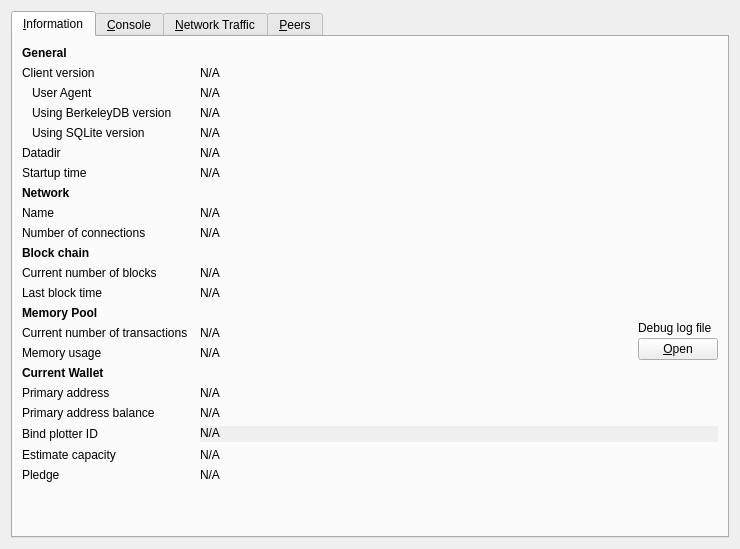
goomario/btchd, file src/qt/forms/debugwindow.ui: the form before one commit.
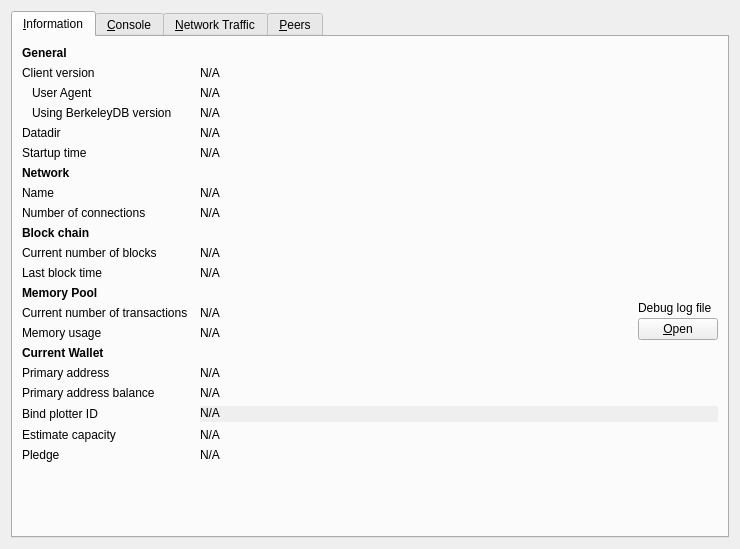
The form after the commit. Icons and pictures are not drawn. Custom widgets are drawn as their Qt base class.

Commit message: 1. remove sqlite dependency; 2. rewrite address statistics

Diff of the .ui file:
```diff
--- a/src/qt/forms/debugwindow.ui
+++ b/src/qt/forms/debugwindow.ui
@@ -116,39 +116,13 @@
         </widget>
        </item>
        <item row="4" column="0">
-        <widget class="QLabel" name="label_sqliteDBVersion">
-         <property name="text">
-          <string>Using SQLite version</string>
-         </property>
-         <property name="indent">
-          <number>10</number>
-         </property>
-        </widget>
-       </item>
-       <item row="4" column="1" colspan="2">
-        <widget class="QLabel" name="sqliteDBVersion">
-         <property name="cursor">
-          <cursorShape>IBeamCursor</cursorShape>
-         </property>
-         <property name="text">
-          <string>N/A</string>
-         </property>
-         <property name="textFormat">
-          <enum>Qt::PlainText</enum>
-         </property>
-         <property name="textInteractionFlags">
-          <set>Qt::LinksAccessibleByMouse|Qt::TextSelectableByKeyboard|Qt::TextSelectableByMouse</set>
-         </property>
-        </widget>
-       </item>
-       <item row="5" column="0">
         <widget class="QLabel" name="label_12">
          <property name="text">
           <string>Datadir</string>
          </property>
         </widget>
        </item>
-       <item row="5" column="1" colspan="2">
+       <item row="4" column="1" colspan="2">
         <widget class="QLabel" name="dataDir">
          <property name="cursor">
           <cursorShape>IBeamCursor</cursorShape>
@@ -167,14 +141,14 @@
          </property>
         </widget>
        </item>
-       <item row="6" column="0">
+       <item row="5" column="0">
         <widget class="QLabel" name="label_13">
          <property name="text">
           <string>Startup time</string>
          </property>
         </widget>
        </item>
-       <item row="6" column="1" colspan="2">
+       <item row="5" column="1" colspan="2">
         <widget class="QLabel" name="startupTime">
          <property name="cursor">
           <cursorShape>IBeamCursor</cursorShape>
@@ -190,7 +164,7 @@
          </property>
         </widget>
        </item>
-       <item row="7" column="0">
+       <item row="6" column="0">
         <widget class="QLabel" name="labelNetwork">
          <property name="font">
           <font>
@@ -203,14 +177,14 @@
          </property>
         </widget>
        </item>
-       <item row="8" column="0">
+       <item row="7" column="0">
         <widget class="QLabel" name="label_8">
          <property name="text">
           <string>Name</string>
          </property>
         </widget>
        </item>
-       <item row="8" column="1" colspan="2">
+       <item row="7" column="1" colspan="2">
         <widget class="QLabel" name="networkName">
          <property name="cursor">
           <cursorShape>IBeamCursor</cursorShape>
@@ -226,14 +200,14 @@
          </property>
         </widget>
        </item>
-       <item row="9" column="0">
+       <item row="8" column="0">
         <widget class="QLabel" name="label_7">
          <property name="text">
           <string>Number of connections</string>
          </property>
         </widget>
        </item>
-       <item row="9" column="1" colspan="2">
+       <item row="8" column="1" colspan="2">
         <widget class="QLabel" name="numberOfConnections">
          <property name="cursor">
           <cursorShape>IBeamCursor</cursorShape>
@@ -249,7 +223,7 @@
          </property>
         </widget>
        </item>
-       <item row="10" column="0">
+       <item row="9" column="0">
         <widget class="QLabel" name="label_10">
          <property name="font">
           <font>
@@ -262,14 +236,14 @@
          </property>
         </widget>
        </item>
-       <item row="11" column="0">
+       <item row="10" column="0">
         <widget class="QLabel" name="label_3">
          <property name="text">
           <string>Current number of blocks</string>
          </property>
         </widget>
        </item>
-       <item row="11" column="1" colspan="2">
+       <item row="10" column="1" colspan="2">
         <widget class="QLabel" name="numberOfBlocks">
          <property name="cursor">
           <cursorShape>IBeamCursor</cursorShape>
@@ -285,14 +259,14 @@
          </property>
         </widget>
        </item>
-       <item row="12" column="0">
+       <item row="11" column="0">
         <widget class="QLabel" name="labelLastBlockTime">
          <property name="text">
           <string>Last block time</string>
          </property>
         </widget>
        </item>
-       <item row="12" column="1" colspan="2">
+       <item row="11" column="1" colspan="2">
         <widget class="QLabel" name="lastBlockTime">
          <property name="cursor">
           <cursorShape>IBeamCursor</cursorShape>
@@ -308,7 +282,7 @@
          </property>
         </widget>
        </item>
-       <item row="13" column="2" rowspan="3">
+       <item row="12" column="2" rowspan="3">
         <layout class="QVBoxLayout" name="verticalLayoutDebugButton">
          <property name="spacing">
           <number>3</number>
@@ -348,7 +322,7 @@
          </item>
         </layout>
        </item>
-       <item row="13" column="0">
+       <item row="12" column="0">
         <widget class="QLabel" name="labelMempoolTitle">
          <property name="font">
           <font>
@@ -361,14 +335,14 @@
          </property>
         </widget>
        </item>
-       <item row="14" column="0">
+       <item row="13" column="0">
         <widget class="QLabel" name="labelNumberOfTransactions">
          <property name="text">
           <string>Current number of transactions</string>
          </property>
         </widget>
        </item>
-       <item row="14" column="1">
+       <item row="13" column="1">
         <widget class="QLabel" name="mempoolNumberTxs">
          <property name="cursor">
           <cursorShape>IBeamCursor</cursorShape>
@@ -384,14 +358,14 @@
          </property>
         </widget>
        </item>
-       <item row="15" column="0">
+       <item row="14" column="0">
         <widget class="QLabel" name="labelMemoryUsage">
          <property name="text">
           <string>Memory usage</string>
          </property>
         </widget>
        </item>
-       <item row="15" column="1">
+       <item row="14" column="1">
         <widget class="QLabel" name="mempoolSize">
          <property name="cursor">
           <cursorShape>IBeamCursor</cursorShape>
@@ -407,7 +381,7 @@
          </property>
         </widget>
        </item>
-       <item row="16" column="0">
+       <item row="15" column="0">
         <widget class="QLabel" name="labelCurrentWalletTitle">
          <property name="font">
           <font>
@@ -420,14 +394,14 @@
          </property>
         </widget>
        </item>
-       <item row="17" column="0">
+       <item row="16" column="0">
         <widget class="QLabel" name="labelPrimaryAddress">
          <property name="text">
           <string>Primary address</string>
          </property>
         </widget>
        </item>
-       <item row="17" column="1">
+       <item row="16" column="1">
         <widget class="QLabel" name="primaryAddress">
          <property name="cursor">
           <cursorShape>IBeamCursor</cursorShape>
@@ -443,14 +417,14 @@
          </property>
         </widget>
        </item>
-       <item row="18" column="0">
+       <item row="17" column="0">
         <widget class="QLabel" name="labelPrimaryAddressBalance">
          <property name="text">
           <string>Primary address balance</string>
          </property>
         </widget>
        </item>
-       <item row="18" column="1">
+       <item row="17" column="1">
         <widget class="QLabel" name="primaryAddressBalance">
          <property name="cursor">
           <cursorShape>IBeamCursor</cursorShape>
@@ -466,14 +440,14 @@
          </property>
         </widget>
        </item>
-       <item row="19" column="0">
+       <item row="18" column="0">
         <widget class="QLabel" name="labelBindPlotterId">
          <property name="text">
           <string>Bind plotter ID</string>
          </property>
         </widget>
        </item>
-       <item row="19" column="1" colspan="2">
+       <item row="18" column="1" colspan="2">
         <widget class="QScrollArea" name="bindPlotterIdContainer">
          <property name="sizePolicy">
           <sizepolicy hsizetype="Expanding" vsizetype="Preferred">
@@ -526,14 +500,14 @@
          </widget>
         </widget>
        </item>
-       <item row="20" column="0">
+       <item row="19" column="0">
         <widget class="QLabel" name="labelEstimateCapacity">
          <property name="text">
           <string>Estimate capacity</string>
          </property>
         </widget>
        </item>
-       <item row="20" column="1">
+       <item row="19" column="1">
         <widget class="QLabel" name="estimateCapacity">
          <property name="cursor">
           <cursorShape>IBeamCursor</cursorShape>
@@ -549,14 +523,14 @@
          </property>
         </widget>
        </item>
-       <item row="21" column="0">
+       <item row="20" column="0">
         <widget class="QLabel" name="labelMiningRequirePledge">
          <property name="text">
           <string>Pledge</string>
          </property>
         </widget>
        </item>
-       <item row="21" column="1">
+       <item row="20" column="1">
         <widget class="QLabel" name="miningRequirePledge">
          <property name="cursor">
           <cursorShape>IBeamCursor</cursorShape>
@@ -572,7 +546,7 @@
          </property>
         </widget>
        </item>
-       <item row="22" column="0">
+       <item row="21" column="0">
         <spacer name="verticalSpacer">
          <property name="orientation">
           <enum>Qt::Vertical</enum>
```
The commit also changes 27 other files.
